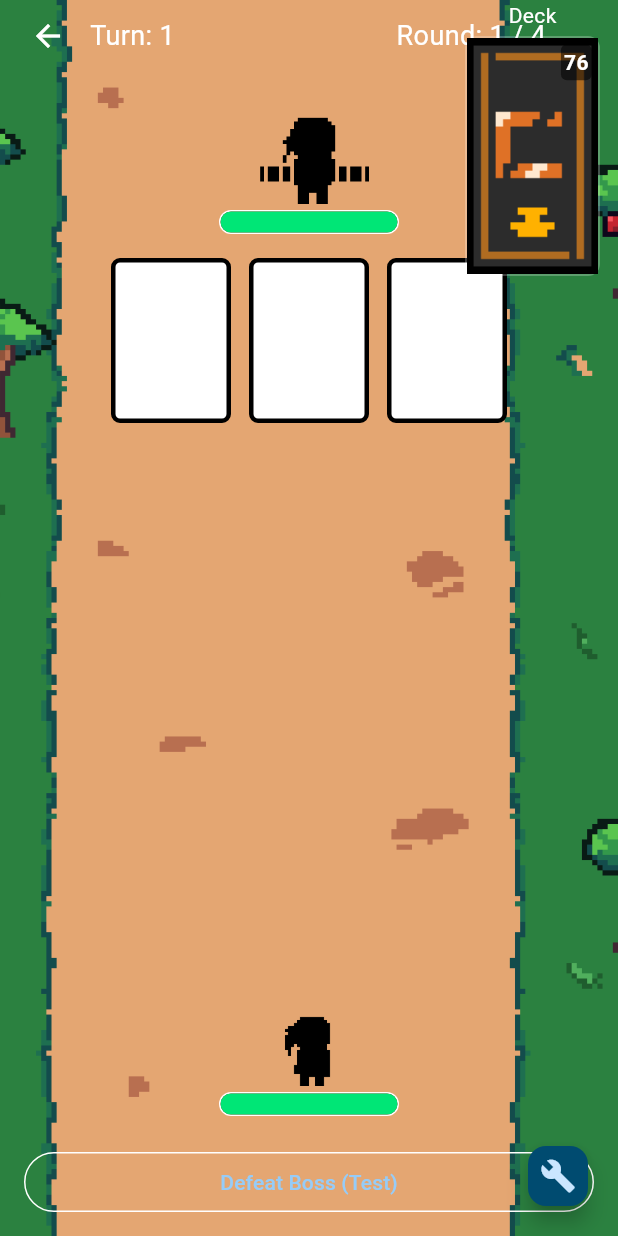
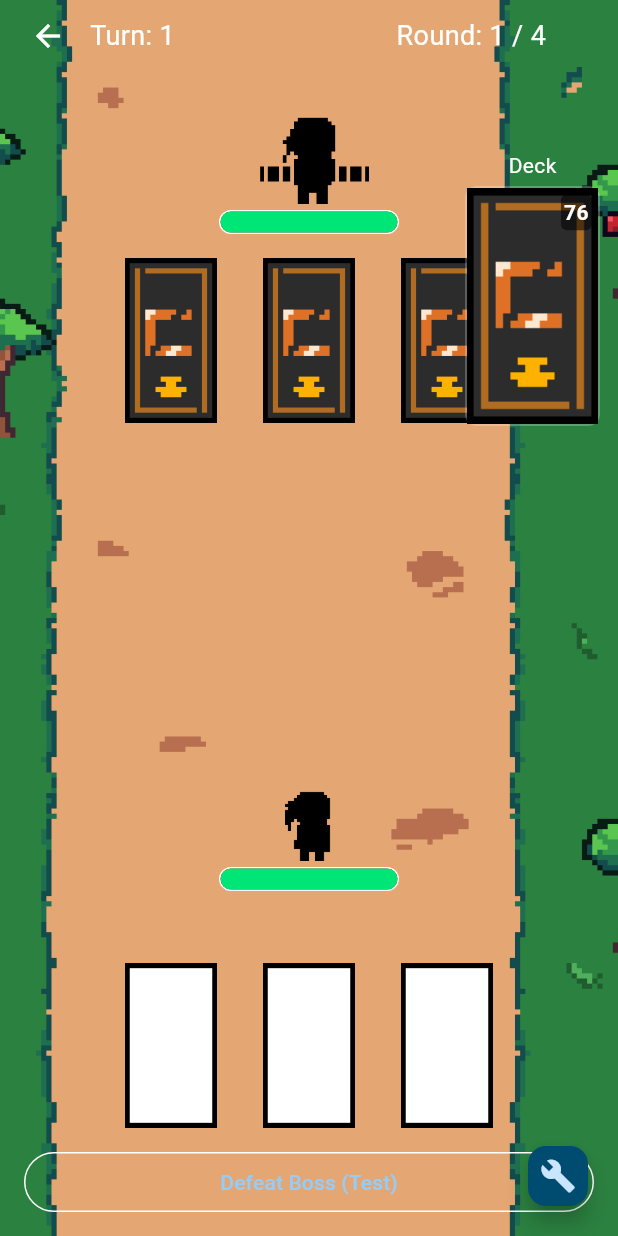
Before and after one commit to t1ww/camt-terminator, a Flutter app: the CombatScreen screen opened by its route, on a phone screen of 412 x 824 dp. Run offline on Flutter 3.47's test engine with Material 3 defaults, Android fonts, the phone set to English and light mode, and no system bars; Roboto replaces fonts that are missing (Orbitron); statements that could not run were skipped.

Commit message:
fix image for camt deck

```diff
--- a/project/camt_terminator/lib/ui/screens/combat_screen.dart
+++ b/project/camt_terminator/lib/ui/screens/combat_screen.dart
@@ -77,12 +77,18 @@ class _CombatScreenState extends State<CombatScreen> {
                       const SizedBox(width: 4),
                       Text(
                         'Turn: ${CardCubit.I.turn}',
-                        style: const TextStyle(color: Colors.white, fontSize: 18),
+                        style: const TextStyle(
+                          color: Colors.white,
+                          fontSize: 18,
+                        ),
                       ),
                       const Spacer(),
                       Text(
                         'Round: ${GameCubit.I.getRound()} / 4',
-                        style: const TextStyle(color: Colors.white, fontSize: 18),
+                        style: const TextStyle(
+                          color: Colors.white,
+                          fontSize: 18,
+                        ),
                       ),
                       const SizedBox(width: 40),
                     ],
@@ -101,11 +107,11 @@ class _CombatScreenState extends State<CombatScreen> {
                   child: Row(
                     mainAxisAlignment: MainAxisAlignment.center,
                     children: const [
-                      _EmptySlot(),
+                      _EmptySlot(isBoss: true),
                       SizedBox(width: 12),
-                      _EmptySlot(),
+                      _EmptySlot(isBoss: true),
                       SizedBox(width: 12),
-                      _EmptySlot(),
+                      _EmptySlot(isBoss: true),
                     ],
                   ),
                 ),
@@ -116,6 +122,22 @@ class _CombatScreenState extends State<CombatScreen> {
                 Padding(
                   padding: const EdgeInsets.only(bottom: 8),
                   child: PlayerWidget(player: _player),
+                ),
+                // ----- Middle row: 3 empty slots (UI only) -----
+                Padding(
+                  padding: const EdgeInsets.only(top: 40), // push down
+                  child: Center(
+                    child: Row(
+                      mainAxisAlignment: MainAxisAlignment.center,
+                      children: const [
+                        _EmptySlot(), // default false → cardEmpty.png
+                        SizedBox(width: 12),
+                        _EmptySlot(),
+                        SizedBox(width: 12),
+                        _EmptySlot(),
+                      ],
+                    ),
+                  ),
                 ),
 
                 // Player hand (bottom)
@@ -153,16 +175,16 @@ class _CombatScreenState extends State<CombatScreen> {
             child: Align(
               alignment: Alignment.centerRight,
               child: Padding(
-                padding: const EdgeInsets.only(right: 12),
+                padding: const EdgeInsets.only(
+                  right: 12,
+                  top: 100,
+                ), // add top to push deck down
                 child: GestureDetector(
                   behavior: HitTestBehavior.opaque,
                   onTap: () {
                     setState(() => CardCubit.I.drawCards());
                   },
-                  child: DeckWidget(
-                    deck: CardCubit.I.deck,
-                    onTap: null, // we handle tap via GestureDetector
-                  ),
+                  child: DeckWidget(deck: CardCubit.I.deck, onTap: null),
                 ),
               ),
             ),
@@ -176,18 +198,17 @@ class _CombatScreenState extends State<CombatScreen> {
 /* ================= Helper UI ================= */
 
 class _EmptySlot extends StatelessWidget {
-  const _EmptySlot();
+  final bool isBoss; // true for boss side slot, false for player side slot
+  const _EmptySlot({this.isBoss = false});
 
   @override
   Widget build(BuildContext context) {
-    // White card placeholder with black border (like your mock)
-    return Container(
+    return SizedBox(
       width: 80,
       height: 110,
-      decoration: BoxDecoration(
-        color: Colors.white,
-        borderRadius: BorderRadius.circular(6),
-        border: Border.all(color: Colors.black, width: 3),
+      child: Image.asset(
+        isBoss ? 'assets/images/deck.png' : 'assets/images/cardEmpty.png',
+        fit: BoxFit.contain,
       ),
     );
   }
```
